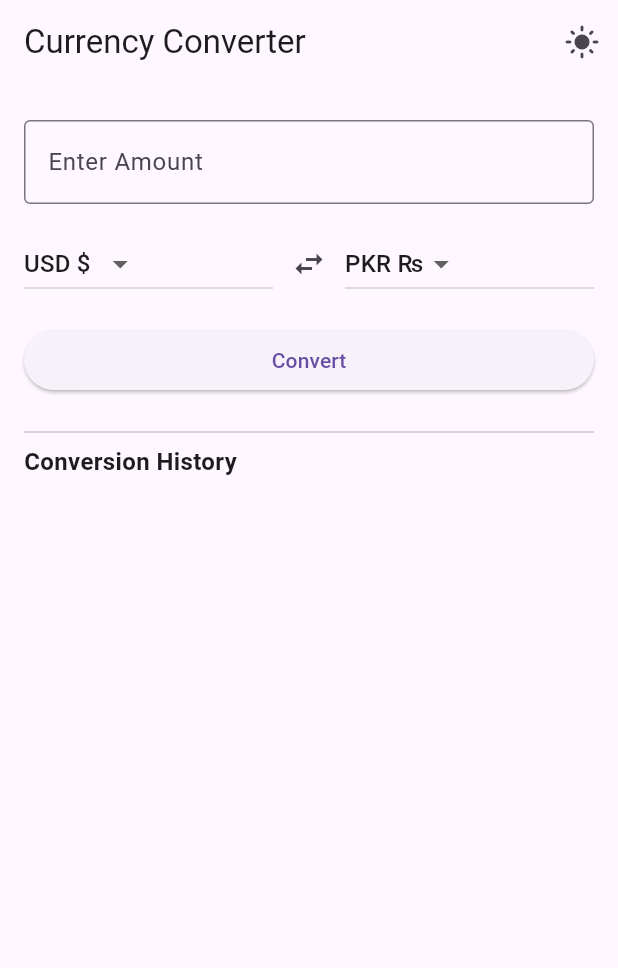
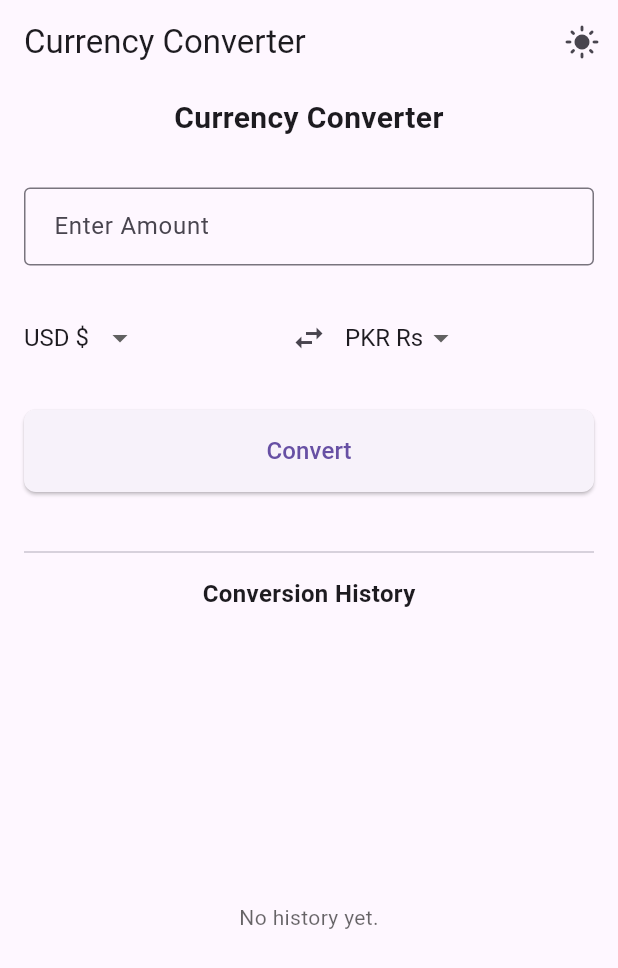
Before and after one commit to hassanbuilds/currency_converter_flutter, a Flutter app: the screen it shows after launch, on a phone screen of 412 x 824 dp. Shown: the top 968 px of the screen. Run offline on Flutter 3.47's test engine with Material 3 defaults, Android fonts, the phone set to English and light mode, and no system bars; our stand-ins replace shared_preferences.

Commit message:
Fixed conversion history

```diff
--- a/lib/currency_converter_material_page.dart
+++ b/lib/currency_converter_material_page.dart
@@ -1,38 +1,5 @@
 import 'package:flutter/material.dart';
 import 'package:shared_preferences/shared_preferences.dart';
-
-void main() {
-  runApp(const CurrencyConverterApp());
-}
-
-class CurrencyConverterApp extends StatefulWidget {
-  const CurrencyConverterApp({super.key});
-
-  @override
-  State<CurrencyConverterApp> createState() => _CurrencyConverterAppState();
-}
-
-class _CurrencyConverterAppState extends State<CurrencyConverterApp> {
-  bool _isDarkMode = false;
-
-  void _toggleTheme() {
-    setState(() {
-      _isDarkMode = !_isDarkMode;
-    });
-  }
-
-  @override
-  Widget build(BuildContext context) {
-    return MaterialApp(
-      debugShowCheckedModeBanner: false,
-      theme: _isDarkMode ? ThemeData.dark() : ThemeData.light(),
-      home: CurrencyConverterPage(
-        isDarkMode: _isDarkMode,
-        toggleTheme: _toggleTheme,
-      ),
-    );
-  }
-}
 
 class CurrencyConverterPage extends StatefulWidget {
   final bool isDarkMode;
@@ -56,7 +23,7 @@ class _CurrencyConverterPageState extends State<CurrencyConverterPage> {
 
   final Map<String, String> _currencySymbols = {
     'USD': '\$',
-    'PKR': '₨',
+    'PKR': 'Rs',
     'EUR': '€',
     'GBP': '£',
   };
@@ -98,7 +65,8 @@ class _CurrencyConverterPageState extends State<CurrencyConverterPage> {
     double result = amount * (toRate / fromRate);
 
     setState(() {
-      _result = '${_currencySymbols[_toCurrency]} ${result.toStringAsFixed(2)}';
+      _result =
+          '${amount.toStringAsFixed(1)} ${_currencySymbols[_fromCurrency]} = ${result.toStringAsFixed(2)} ${_currencySymbols[_toCurrency]}';
     });
 
     String entry =
@@ -117,6 +85,11 @@ class _CurrencyConverterPageState extends State<CurrencyConverterPage> {
   Widget _buildCurrencyDropdown(String value, ValueChanged<String?> onChanged) {
     return DropdownButton<String>(
       value: value,
+      underline: Container(),
+      style: TextStyle(
+        fontSize: 16,
+        color: Theme.of(context).textTheme.bodyLarge?.color,
+      ),
       items:
           _exchangeRates.keys
               .map(
@@ -142,20 +115,35 @@ class _CurrencyConverterPageState extends State<CurrencyConverterPage> {
           ),
         ],
       ),
-      body: Padding(
-        padding: const EdgeInsets.symmetric(horizontal: 16.0, vertical: 24),
+      body: Column(
+        children: [
+          // Added bold centered title
+          Padding(
+            padding: const EdgeInsets.only(top: 8.0, bottom: 16.0),
+            child: Text(
+              'Currency Converter',
+              style: const TextStyle(fontSize: 20, fontWeight: FontWeight.bold),
+              textAlign: TextAlign.center,
+            ),
+          ),
+          Expanded(
+            child: Padding(
+              padding: const EdgeInsets.all(16.0),
               child: Column(
-          crossAxisAlignment: CrossAxisAlignment.stretch,
                 children: [
                   TextField(
                     controller: _amountController,
                     keyboardType: TextInputType.number,
-              decoration: const InputDecoration(
-                labelText: 'Enter Amount',
-                border: OutlineInputBorder(),
+                    decoration: InputDecoration(
+                      hintText: 'Enter Amount',
+                      border: const OutlineInputBorder(),
+                      contentPadding: const EdgeInsets.symmetric(
+                        horizontal: 16,
+                        vertical: 14,
                       ),
                     ),
-            const SizedBox(height: 16),
+                  ),
+                  const SizedBox(height: 24),
                   Row(
                     children: [
                       Expanded(
@@ -176,41 +164,65 @@ class _CurrencyConverterPageState extends State<CurrencyConverterPage> {
                       ),
                     ],
                   ),
-            const SizedBox(height: 16),
+                  const SizedBox(height: 24),
                   ElevatedButton(
                     onPressed: _convertCurrency,
-              child: const Text('Convert'),
+                    style: ElevatedButton.styleFrom(
+                      padding: const EdgeInsets.symmetric(vertical: 16),
+                      shape: RoundedRectangleBorder(
+                        borderRadius: BorderRadius.circular(8),
                       ),
-            const SizedBox(height: 16),
+                      minimumSize: const Size(double.infinity, 0),
+                    ),
+                    child: const Text(
+                      'Convert',
+                      style: TextStyle(fontSize: 16),
+                    ),
+                  ),
+                  const SizedBox(height: 24),
                   if (_result.isNotEmpty)
                     Card(
-                color: Theme.of(context).colorScheme.primaryContainer,
-                elevation: 4,
-                margin: const EdgeInsets.only(bottom: 16),
                       child: Padding(
                         padding: const EdgeInsets.all(16.0),
                         child: Text(
-                    'Converted Amount: $_result',
-                    style: const TextStyle(
-                      fontSize: 18,
-                      fontWeight: FontWeight.bold,
+                          _result,
+                          style: const TextStyle(fontSize: 16),
                         ),
                       ),
                     ),
-              ),
-            const Divider(),
+                  const Divider(height: 32),
                   const Text(
                     'Conversion History',
                     style: TextStyle(fontSize: 16, fontWeight: FontWeight.bold),
                   ),
                   const SizedBox(height: 8),
                   Expanded(
-              child: ListView.builder(
+                    child:
+                        _history.isEmpty
+                            ? Center(
+                              child: Text(
+                                'No history yet.',
+                                style: TextStyle(
+                                  color: Theme.of(context).hintColor,
+                                ),
+                              ),
+                            )
+                            : ListView.builder(
                               itemCount: _history.length,
                               itemBuilder:
                                   (context, index) => Card(
+                                    margin: const EdgeInsets.symmetric(
+                                      vertical: 4,
+                                    ),
                                     child: ListTile(
-                        leading: const Icon(Icons.history),
+                                      contentPadding:
+                                          const EdgeInsets.symmetric(
+                                            horizontal: 16,
+                                          ),
+                                      leading: const Icon(
+                                        Icons.history,
+                                        size: 20,
+                                      ),
                                       title: Text(_history[index]),
                                     ),
                                   ),
@@ -219,6 +231,9 @@ class _CurrencyConverterPageState extends State<CurrencyConverterPage> {
                 ],
               ),
             ),
+          ),
+        ],
+      ),
     );
   }
 }
```
Lines whose indentation alone changed are shown as unchanged.
